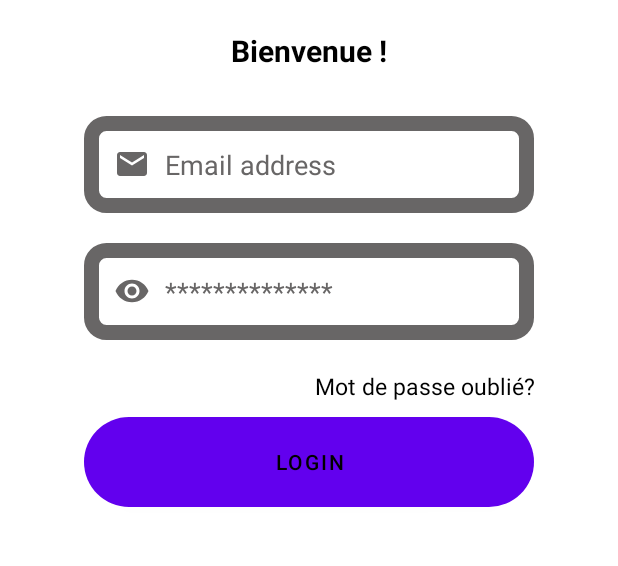
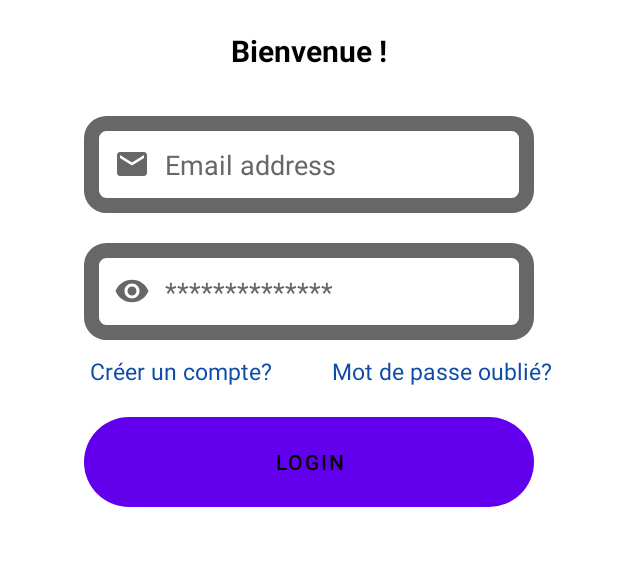
Before and after one commit to Nomenandrianina/m1-final-android, an Android app: the screen it shows after launch (LoginActivity), on a phone screen of 412 x 824 dp, the part 414-980 px from its top. Run offline under Robolectric (Android 15) with nearby library versions, the phone set to English and light mode, and no system bars.

Commit message:
Register Android implementation
Register Android implementation

```diff
--- a/app/build.gradle
+++ b/app/build.gradle
@@ -29,7 +29,9 @@ android {
 }
 
 dependencies {
-
+    implementation 'com.squareup.okhttp3:logging-interceptor:4.9.0'
+    implementation 'com.squareup.retrofit2:retrofit:2.9.0'
+    implementation 'com.squareup.retrofit2:converter-gson:2.9.0'
     implementation 'androidx.appcompat:appcompat:1.6.1'
     implementation 'com.google.android.material:material:1.8.0'
     implementation 'androidx.constraintlayout:constraintlayout:2.1.4'
--- a/app/src/main/AndroidManifest.xml
+++ b/app/src/main/AndroidManifest.xml
@@ -11,6 +11,9 @@
         android:supportsRtl="true"
         android:theme="@style/Theme.M1finalandroid"
         tools:targetApi="31">
+        <activity
+            android:name=".RegisterActivity"
+            android:exported="false" />
         <activity
             android:name=".LoginActivity"
             android:exported="false" />
--- a/app/src/main/java/com/example/m1_final_android/LoginActivity.java
+++ b/app/src/main/java/com/example/m1_final_android/LoginActivity.java
@@ -2,7 +2,14 @@ package com.example.m1_final_android;
 
 import androidx.appcompat.app.AppCompatActivity;
 
+import android.content.Intent;
 import android.os.Bundle;
+import android.text.TextUtils;
+import android.view.View;
+import android.widget.Button;
+import android.widget.EditText;
+import android.widget.TextView;
+import android.widget.Toast;
 
 public class LoginActivity extends AppCompatActivity {
 
@@ -10,5 +17,30 @@ public class LoginActivity extends AppCompatActivity {
     protected void onCreate(Bundle savedInstanceState) {
         super.onCreate(savedInstanceState);
         setContentView(R.layout.activity_login);
+
+        EditText inputEmail = findViewById(R.id.inputEmail);
+        EditText inputPassword = findViewById(R.id.inputPassword);
+        TextView noAccount = findViewById(R.id.linkCreerCompte);
+        TextView ForgotPass = findViewById(R.id.linkMotPasseOublie);
+        Button btnLogin = findViewById(R.id.btnLogin);
+
+        noAccount.setOnClickListener(new View.OnClickListener() {
+            @Override
+            public void onClick(View view) {
+                startActivity(new Intent(LoginActivity.this, RegisterActivity.class));
+            }
+        });
+
+        btnLogin.setOnClickListener(new View.OnClickListener() {
+            @Override
+            public void onClick(View view) {
+                if (TextUtils.isEmpty(inputEmail.getText().toString()) || TextUtils.isEmpty(inputPassword.getText().toString())){
+                    String messageRequired = "Veuillez remplir tous les champs.";
+                    Toast.makeText(LoginActivity.this,messageRequired, Toast.LENGTH_SHORT).show();
+                }else{
+
+                }
+            }
+        });
     }
 }
--- /dev/null
+++ b/app/src/main/res/drawable/person.xml
@@ -0,0 +1,5 @@
+<vector android:height="24dp" android:tint="#686666"
+    android:viewportHeight="24" android:viewportWidth="24"
+    android:width="24dp" xmlns:android="http://schemas.android.com/apk/res/android">
+    <path android:fillColor="@android:color/white" android:pathData="M12,12c2.21,0 4,-1.79 4,-4s-1.79,-4 -4,-4 -4,1.79 -4,4 1.79,4 4,4zM12,14c-2.67,0 -8,1.34 -8,4v2h16v-2c0,-2.66 -5.33,-4 -8,-4z"/>
+</vector>
--- a/app/src/main/res/layout/activity_login.xml
+++ b/app/src/main/res/layout/activity_login.xml
@@ -28,7 +28,7 @@
             android:textStyle="bold"
             android:textSize="20dp" />
         <EditText
-            android:id="@+id/email"
+            android:id="@+id/inputEmail"
             android:layout_width="300dp"
             android:layout_height="wrap_content"
             android:inputType="textEmailAddress"
@@ -41,7 +41,7 @@
             android:background="@drawable/edit"
             android:padding="20dp"></EditText>
         <EditText
-            android:id="@+id/password"
+            android:id="@+id/inputPassword"
             android:layout_width="300dp"
             android:layout_height="wrap_content"
             android:inputType="textPassword"
@@ -53,17 +53,41 @@
             android:layout_marginTop="20dp"
             android:background="@drawable/edit"
             android:padding="20dp"></EditText>
-        <TextView
+
+        <LinearLayout
             android:layout_width="wrap_content"
             android:layout_height="wrap_content"
-            android:text="Mot de passe oublié?"
-            android:textColor="@color/black"
-            android:layout_gravity="right"
-            android:layout_marginTop="20dp"
-            android:textSize="15dp"
-            android:layout_marginRight="35dp"/>
+            android:layout_marginTop="10dp"
+            android:orientation="horizontal">
+
+            <TextView
+                android:id="@+id/linkCreerCompte"
+                android:layout_width="wrap_content"
+                android:layout_height="wrap_content"
+                android:layout_gravity="right"
+                android:layout_marginLeft="40dp"
+                android:layout_marginTop="10dp"
+                android:text="Créer un compte?"
+                android:textColor="#0D4BA8"
+                android:textSize="15dp" />
+
+            <TextView
+                android:id="@+id/linkMotPasseOublie"
+                android:layout_width="wrap_content"
+                android:layout_height="wrap_content"
+                android:layout_gravity="right"
+                android:layout_marginTop="10dp"
+                android:layout_marginLeft="40dp"
+                android:text="Mot de passe oublié?"
+                android:textColor="#0D4BA8"
+                android:textSize="15dp" />
+
+        </LinearLayout>
+
+
 
         <Button
+            android:id="@+id/btnLogin"
             android:layout_width="300dp"
             android:layout_height="60dp"
             android:layout_gravity="center"
```
Also changed, not shown: app/src/main/java/com/example/m1_final_android/ApiClient.java (added, +30 -0 lines), app/src/main/java/com/example/m1_final_android/LoginReponse.java (added, +52 -0 lines), app/src/main/java/com/example/m1_final_android/LoginRequest.java (added, +23 -0 lines), app/src/main/java/com/example/m1_final_android/RegisterActivity.java (added, +39 -0 lines), app/src/main/java/com/example/m1_final_android/RegisterReponse.java (added, +51 -0 lines), app/src/main/java/com/example/m1_final_android/RegisterRequest.java (added, +42 -0 lines), app/src/main/java/com/example/m1_final_android/UtilisateurService.java (added, +14 -0 lines), app/src/main/res/layout/activity_register.xml (added, +101 -0 lines).
